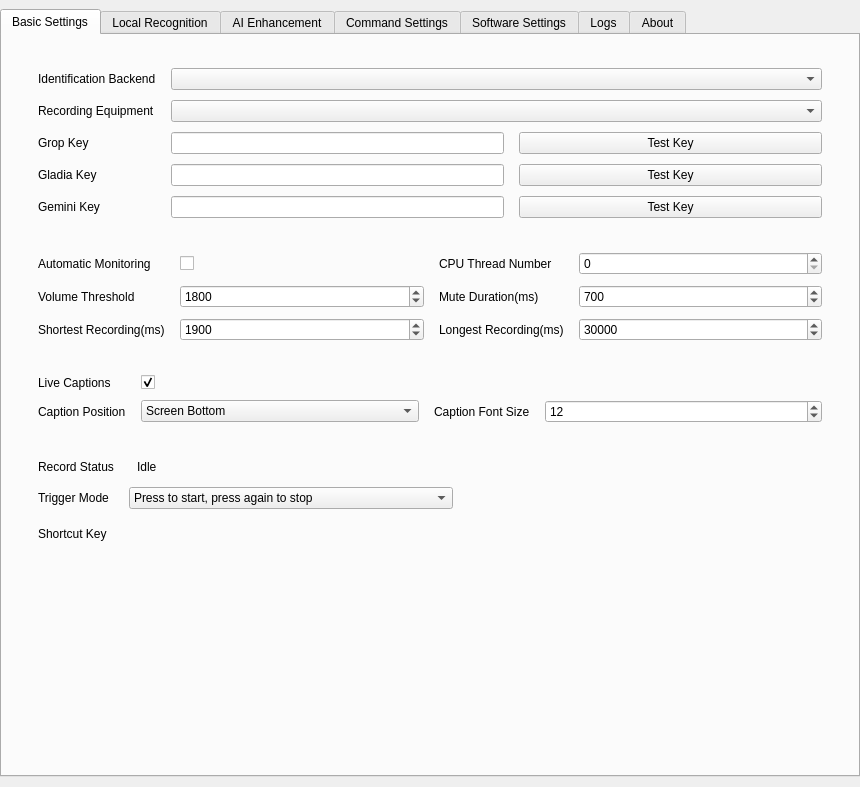
The window that src/app/MainWin.ui (Zeuear/IME_Audio) describes before a commit, drawn with Qt 5.
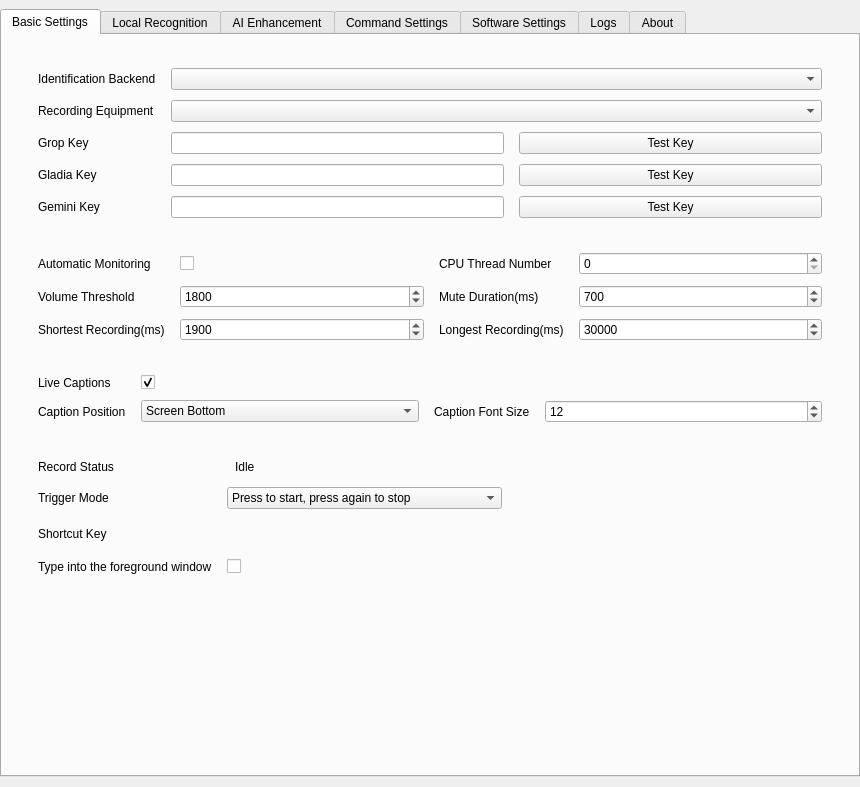
The same window after the commit. The open tabs and pages were chosen to show the change. Icons and pictures are not drawn. Custom widgets are drawn as their Qt base class.

What changed in the file:
```diff
--- a/src/app/MainWin.ui
+++ b/src/app/MainWin.ui
@@ -620,6 +620,20 @@
                  </property>
                 </widget>
                </item>
+               <item row="3" column="0">
+                <widget class="QLabel" name="label_inject">
+                 <property name="text">
+                  <string>Type into the foreground window</string>
+                 </property>
+                </widget>
+               </item>
+               <item row="3" column="1" alignment="Qt::AlignmentFlag::AlignLeft|Qt::AlignmentFlag::AlignVCenter">
+                <widget class="AnimatedCheckBox" name="inject_checkbox">
+                 <property name="text">
+                  <string/>
+                 </property>
+                </widget>
+               </item>
               </layout>
              </widget>
             </item>
```
